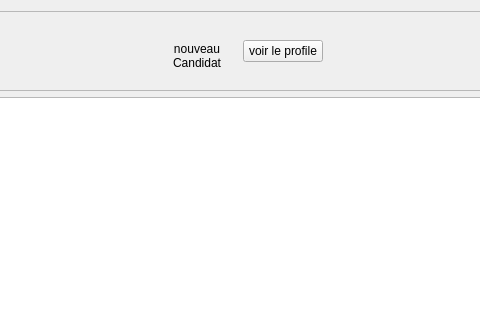
Qt form Auto_Ecole/moniteur/moniteur.ui (AmineHouari98/auto_Ecole) before a commit; both pictures show x 351 to 831 and y 0 to 320 of the 1182 by 664 pixel window.
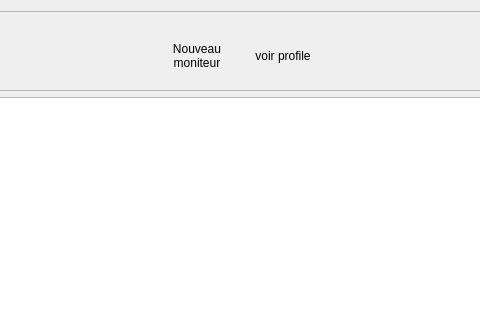
The same form after that commit. Icons and pictures are not drawn. Custom widgets are drawn as their Qt base class.

Patch:
```diff
--- a/Auto_Ecole/moniteur/moniteur.ui
+++ b/Auto_Ecole/moniteur/moniteur.ui
@@ -86,8 +86,8 @@
 	</string>
           </property>
           <property name="text">
-           <string>nouveau 
-Candidat</string>
+           <string>Nouveau 
+moniteur</string>
           </property>
           <property name="icon">
            <iconset resource="../ressources.qrc">
@@ -95,8 +95,8 @@
           </property>
           <property name="iconSize">
            <size>
-            <width>32</width>
-            <height>32</height>
+            <width>36</width>
+            <height>36</height>
            </size>
           </property>
           <property name="toolButtonStyle">
@@ -105,9 +105,55 @@
          </widget>
         </item>
         <item>
-         <widget class="QPushButton" name="btn_viewProfile">
+         <widget class="QToolButton" name="btn_viewProfile">
+          <property name="sizePolicy">
+           <sizepolicy hsizetype="Expanding" vsizetype="Expanding">
+            <horstretch>0</horstretch>
+            <verstretch>0</verstretch>
+           </sizepolicy>
+          </property>
+          <property name="minimumSize">
+           <size>
+            <width>80</width>
+            <height>70</height>
+           </size>
+          </property>
+          <property name="maximumSize">
+           <size>
+            <width>80</width>
+            <height>70</height>
+           </size>
+          </property>
+          <property name="styleSheet">
+           <string notr="true">QToolButton
+{
+background-color: transparent ;
+border : none ;
+
+}
+QToolButton::hover
+{
+    border-style: outset;
+    border-width: 2px;
+    border-color: white;
+}
+	</string>
+          </property>
           <property name="text">
-           <string>voir le profile</string>
+           <string>voir profile</string>
+          </property>
+          <property name="icon">
+           <iconset resource="../ressources.qrc">
+            <normaloff>:/Assets/Images/icons/profile2.ico</normaloff>:/Assets/Images/icons/profile2.ico</iconset>
+          </property>
+          <property name="iconSize">
+           <size>
+            <width>36</width>
+            <height>36</height>
+           </size>
+          </property>
+          <property name="toolButtonStyle">
+           <enum>Qt::ToolButtonTextUnderIcon</enum>
           </property>
          </widget>
         </item>
```
Left out of the diff: 2 changed lines with no effect on the pictures.
